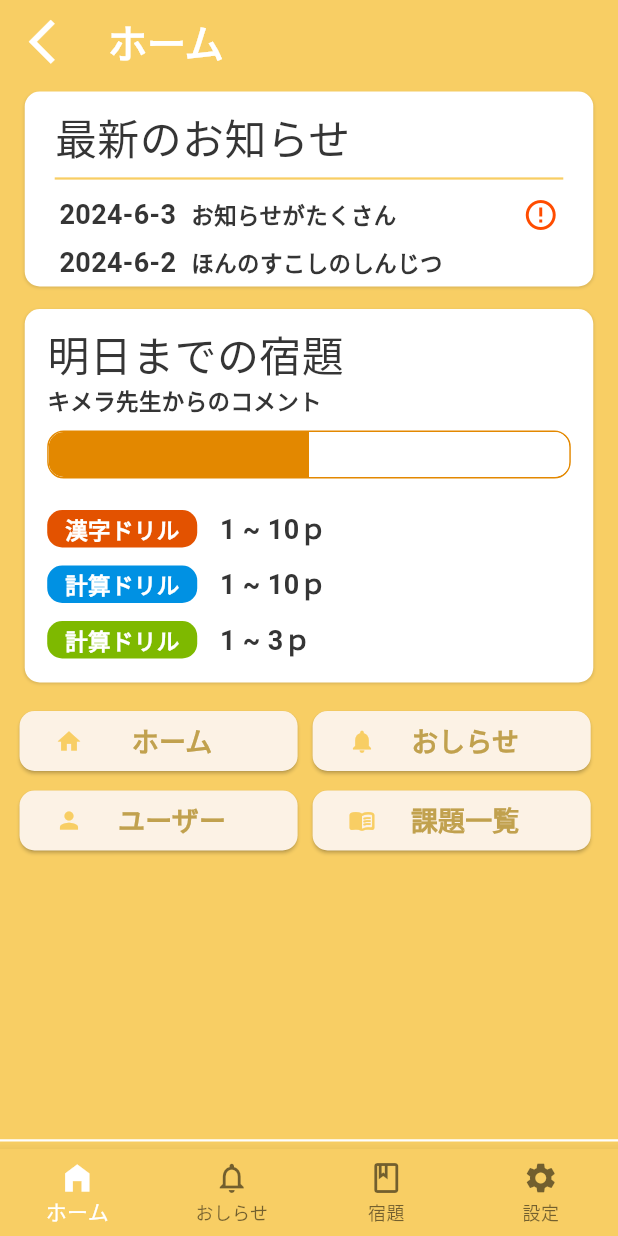
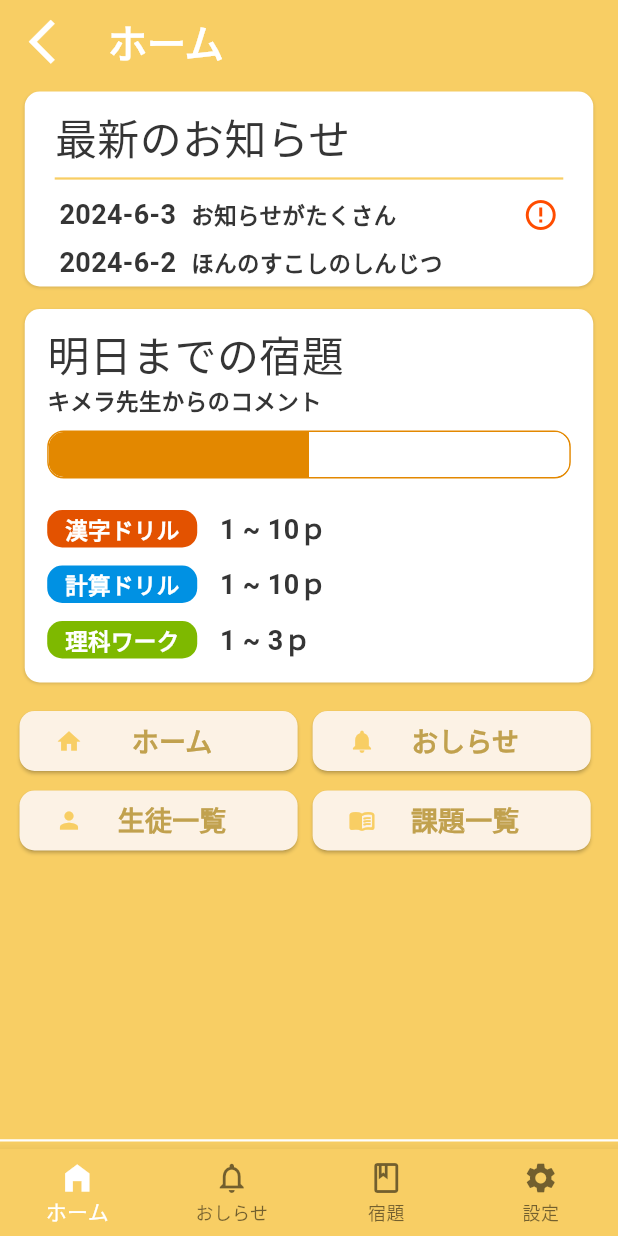
Before and after one commit to yadu2222/juninry, a Flutter app: the screen it shows after launch, on a phone screen of 412 x 824 dp. Run offline on Flutter 3.47's test engine with Material 3 defaults, Android fonts, the phone set to English and light mode, and no system bars; our stand-ins replace go_router; Roboto replaces fonts that are missing (Noto Sans JP).

Commit message:
[add]生徒一覧ページ

```diff
--- a/lib/router/router.dart
+++ b/lib/router/router.dart
@@ -1,22 +1,21 @@
 import 'package:flutter/material.dart';
 import 'package:go_router/go_router.dart';
-import 'package:juninry/view/pages/junior/page_nextday_task.dart';
 
 // 遷移先
+// junior
 import '../view/components/organism/basic_view.dart';
 import '../view/pages/junior/page_home.dart';
 import '../view/pages/junior/page_homework.dart';
 import '../view/pages/junior/page_notice.dart';
 import '../view/pages/junior/page_user.dart';
-import '../view/pages/junior/page_sample.dart';
+import 'package:juninry/view/pages/junior/page_nextday_task.dart';
+import '../view/pages/junior/page_students.dart';
 
 final rootNavigatorKey = GlobalKey<NavigatorState>();
 final homeNavigatorKey = GlobalKey<NavigatorState>(debugLabel: 'home');
 final noticeNavigatorKey = GlobalKey<NavigatorState>(debugLabel: 'notice');
 final homeworkNavigatorKey = GlobalKey<NavigatorState>(debugLabel: 'homework');
 final userDataNavigatorKey = GlobalKey<NavigatorState>(debugLabel: 'userData');
-
-
 
 final router = GoRouter(
   debugLogDiagnostics: true,
@@ -40,15 +39,15 @@ final router = GoRouter(
                 path: '/home',
                 pageBuilder: (context, state) => NoTransitionPage(
                   key: state.pageKey,
-                  child:  PageHomeJunior(),
+                  child: PageHomeJunior(),
                 ),
               ),
-               GoRoute(
-                name: 'sample',
-                path: '/sample',
+              GoRoute(
+                name: 'students',
+                path: '/students',
                 pageBuilder: (context, state) => NoTransitionPage(
                   key: state.pageKey,
-                  child: const PageSample(),
+                  child: const PageStudentsJunior(),
                 ),
               )
             ],
--- a/lib/view/components/organism/junior_shortcuts.dart
+++ b/lib/view/components/organism/junior_shortcuts.dart
@@ -8,7 +8,7 @@ class JuniorShortcuts extends StatelessWidget {
   final List<String> shortcutList = [
     'ホーム',
     'おしらせ',
-    'ユーザー',
+    '生徒一覧',
     '課題一覧',
   ];
 
@@ -16,7 +16,7 @@ class JuniorShortcuts extends StatelessWidget {
   final List<String> movePages = [
     '/home',
     '/notice',
-    '/userData',
+    '/students',
     '/homework',
   ];
 
--- a/lib/view/components/organism/task_tab.dart
+++ b/lib/view/components/organism/task_tab.dart
@@ -46,7 +46,7 @@ class TaskTab extends StatelessWidget {
       'page_count': '3',
       'task_poster_uuid': 'aaaaa',
       'task_note': 'aaaaa',
-      'teaching_material_name': '計算ドリル',
+      'teaching_material_name': '理科ワーク',
       'subject_id': '2',
       'image_uuid': 'aaaaa',
       'class_uuid': 'aaaaa',
```
Also changed, not shown: lib/view/pages/junior/page_students.dart (added, +18 -0 lines).
